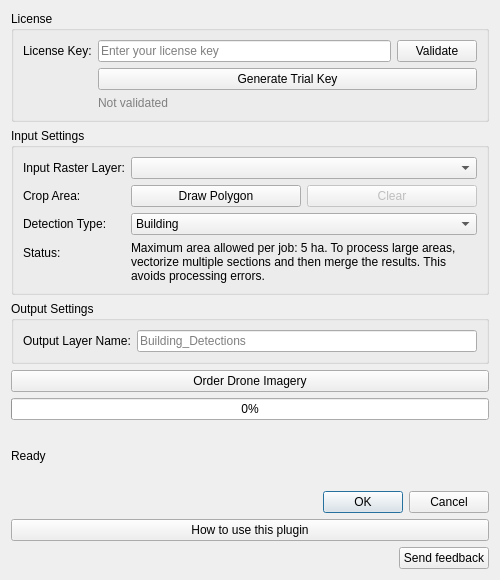
This is vec_plugin_dialog_base.ui in fw-qgis-vectorizer/QGIS_Plugin as Qt 5 draws it before an edit. The edited form follows.
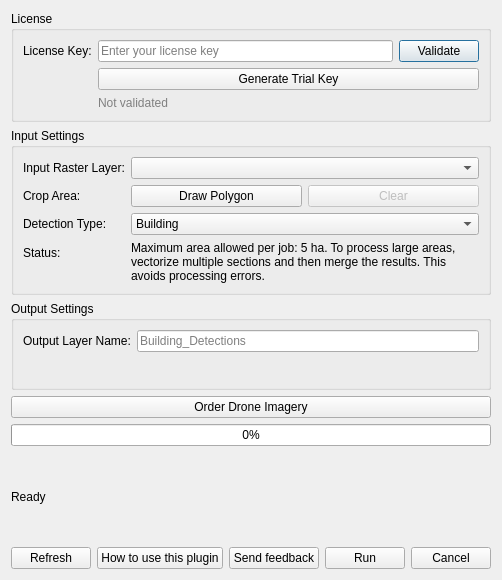
This is the edited form.

Commit message: Dialog footer: Run/Cancel right; refresh/help/feedback left; replace OK with Run

```diff
--- a/vec_plugin_dialog_base.ui
+++ b/vec_plugin_dialog_base.ui
@@ -217,12 +217,11 @@
     </widget>
    </item>
    <item>
-    <widget class="QDialogButtonBox" name="button_box">
-     <property name="orientation">
-    <enum>Qt::Horizontal</enum>
-   </property>
-     <property name="standardButtons">
-    <set>QDialogButtonBox::Cancel|QDialogButtonBox::Ok</set>
+    <layout class="QHBoxLayout" name="dialogFooterLayout">
+     <item>
+      <widget class="QPushButton" name="refreshButton">
+       <property name="text">
+        <string>Refresh</string>
    </property>
   </widget>
    </item>
@@ -240,9 +239,14 @@
     </widget>
    </item>
    <item>
-    <layout class="QHBoxLayout" name="howToUsePluginRowLayout">
+      <widget class="QPushButton" name="sendFeedbackButton">
+       <property name="text">
+        <string>Send feedback</string>
+       </property>
+      </widget>
+     </item>
      <item>
-      <spacer name="howToUsePluginSpacer">
+      <spacer name="dialogFooterSpacer">
        <property name="orientation">
         <enum>Qt::Horizontal</enum>
        </property>
@@ -258,9 +262,16 @@
       </spacer>
      </item>
      <item>
-      <widget class="QPushButton" name="sendFeedbackButton">
+      <widget class="QPushButton" name="runButton">
        <property name="text">
-        <string>Send feedback</string>
+        <string>Run</string>
+       </property>
+      </widget>
+     </item>
+     <item>
+      <widget class="QPushButton" name="cancelButton">
+       <property name="text">
+        <string>Cancel</string>
        </property>
       </widget>
      </item>
```
Left out of the diff: 8 changed lines with no effect on the pictures. Lines whose indentation alone changed are shown as unchanged. The commit also changes 4 other files.
